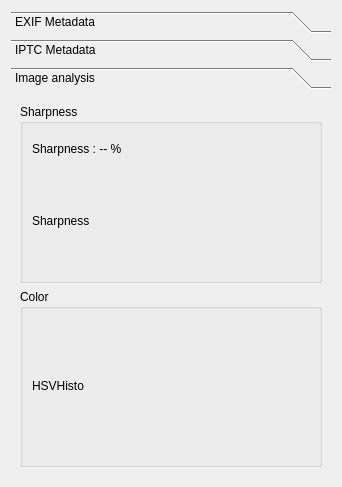
Qt form ui/imageinfowidget.ui (athoune/Ema) before a commit.
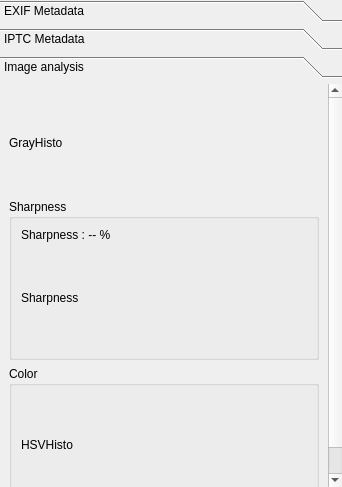
The same form after that commit.

Commit message: GUI margin improvement Added grayscale histogram

```diff
--- a/ui/imageinfowidget.ui
+++ b/ui/imageinfowidget.ui
@@ -14,6 +14,12 @@
    <string>Form</string>
   </property>
   <layout class="QVBoxLayout" name="verticalLayout">
+   <property name="spacing">
+    <number>0</number>
+   </property>
+   <property name="margin">
+    <number>0</number>
+   </property>
    <item>
     <widget class="QToolBox" name="toolBox">
      <property name="toolTip">
@@ -53,15 +59,15 @@
        <rect>
         <x>0</x>
         <y>0</y>
-        <width>324</width>
-        <height>373</height>
+        <width>327</width>
+        <height>434</height>
        </rect>
       </property>
       <attribute name="label">
        <string>Image analysis</string>
       </attribute>
       <layout class="QGridLayout" name="gridLayout">
-       <item row="1" column="0">
+       <item row="2" column="0">
         <widget class="QGroupBox" name="colorHistoGroupBox">
          <property name="title">
           <string>Color</string>
@@ -89,7 +95,7 @@
          </layout>
         </widget>
        </item>
-       <item row="0" column="0">
+       <item row="1" column="0">
         <widget class="QGroupBox" name="groupBox">
          <property name="title">
           <string>Sharpness</string>
@@ -127,6 +133,34 @@
          </layout>
         </widget>
        </item>
+       <item row="0" column="0">
+        <widget class="QLabel" name="histoImageLabel">
+         <property name="sizePolicy">
+          <sizepolicy hsizetype="Preferred" vsizetype="Fixed">
+           <horstretch>0</horstretch>
+           <verstretch>0</verstretch>
+          </sizepolicy>
+         </property>
+         <property name="minimumSize">
+          <size>
+           <width>182</width>
+           <height>100</height>
+          </size>
+         </property>
+         <property name="maximumSize">
+          <size>
+           <width>16777215</width>
+           <height>100</height>
+          </size>
+         </property>
+         <property name="text">
+          <string>GrayHisto</string>
+         </property>
+         <property name="scaledContents">
+          <bool>true</bool>
+         </property>
+        </widget>
+       </item>
       </layout>
      </widget>
     </widget>
```
Left out of the diff: 8 changed lines with no effect on the pictures. The commit also changes 8 other files.
